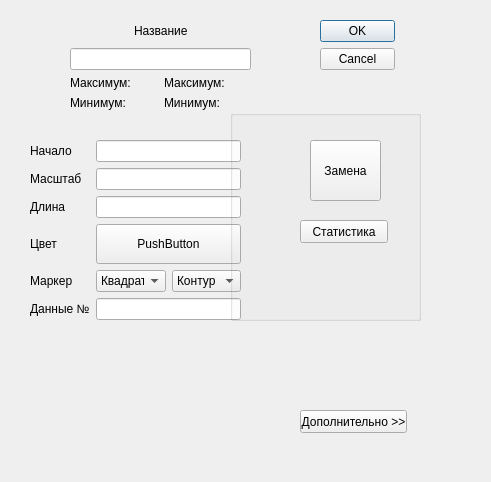
Qt form Dialogs/gaxe_dialog.ui (SukhoiRU/Graphics) before a commit.
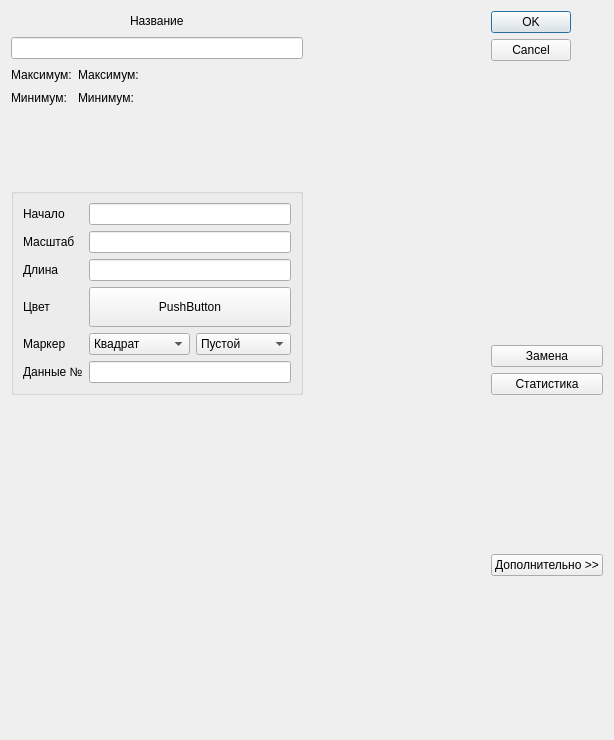
The same form after that commit.

Diff of the .ui file:
```diff
--- a/Dialogs/gaxe_dialog.ui
+++ b/Dialogs/gaxe_dialog.ui
@@ -6,90 +6,17 @@
    <rect>
     <x>0</x>
     <y>0</y>
-    <width>491</width>
-    <height>482</height>
+    <width>614</width>
+    <height>740</height>
    </rect>
   </property>
   <property name="windowTitle">
    <string>Настройка осей</string>
   </property>
-  <widget class="QDialogButtonBox" name="buttonBox">
-   <property name="geometry">
-    <rect>
-     <x>320</x>
-     <y>20</y>
-     <width>75</width>
-     <height>52</height>
-    </rect>
-   </property>
-   <property name="orientation">
-    <enum>Qt::Vertical</enum>
-   </property>
-   <property name="standardButtons">
-    <set>QDialogButtonBox::Cancel|QDialogButtonBox::Ok</set>
-   </property>
-  </widget>
-  <widget class="QGroupBox" name="groupBox">
-   <property name="geometry">
-    <rect>
-     <x>230</x>
-     <y>110</y>
-     <width>191</width>
-     <height>211</height>
-    </rect>
-   </property>
-   <property name="title">
-    <string/>
-   </property>
-  </widget>
-  <widget class="QPushButton" name="pushButton_2">
-   <property name="geometry">
-    <rect>
-     <x>300</x>
-     <y>410</y>
-     <width>107</width>
-     <height>23</height>
-    </rect>
-   </property>
-   <property name="text">
-    <string>Дополнительно &gt;&gt;</string>
-   </property>
-  </widget>
-  <widget class="QPushButton" name="pushButton_3">
-   <property name="geometry">
-    <rect>
-     <x>310</x>
-     <y>140</y>
-     <width>71</width>
-     <height>61</height>
-    </rect>
-   </property>
-   <property name="text">
-    <string>Замена</string>
-   </property>
-  </widget>
-  <widget class="QPushButton" name="pushButton_4">
-   <property name="geometry">
-    <rect>
-     <x>300</x>
-     <y>220</y>
-     <width>88</width>
-     <height>23</height>
-    </rect>
-   </property>
-   <property name="text">
-    <string>Статистика</string>
-   </property>
-  </widget>
-  <widget class="QWidget" name="">
-   <property name="geometry">
-    <rect>
-     <x>70</x>
-     <y>20</y>
-     <width>181</width>
-     <height>90</height>
-    </rect>
-   </property>
+  <layout class="QGridLayout" name="gridLayout_3">
+   <item row="0" column="0" rowspan="3">
+    <layout class="QVBoxLayout" name="verticalLayout_2">
+     <item>
    <layout class="QVBoxLayout" name="verticalLayout">
     <item>
      <layout class="QHBoxLayout" name="horizontalLayout">
@@ -140,13 +67,6 @@
         </property>
        </widget>
       </item>
-      <item row="0" column="1">
-       <widget class="QLabel" name="label_10">
-        <property name="text">
-         <string>Максимум:</string>
-        </property>
-       </widget>
-      </item>
       <item row="1" column="0">
        <widget class="QLabel" name="label_3">
         <property name="text">
@@ -161,33 +81,51 @@
         </property>
        </widget>
       </item>
-     </layout>
-    </item>
-   </layout>
-  </widget>
-  <widget class="QWidget" name="">
-   <property name="geometry">
-    <rect>
-     <x>30</x>
-     <y>140</y>
-     <width>211</width>
-     <height>201</height>
-    </rect>
-   </property>
+         <item row="0" column="1">
+          <widget class="QLabel" name="label_10">
+           <property name="text">
+            <string>Максимум:</string>
+           </property>
+          </widget>
+         </item>
+         <item row="0" column="2">
+          <spacer name="horizontalSpacer_3">
+           <property name="orientation">
+            <enum>Qt::Horizontal</enum>
+           </property>
+           <property name="sizeHint" stdset="0">
+            <size>
+             <width>40</width>
+             <height>20</height>
+            </size>
+           </property>
+          </spacer>
+         </item>
+         <item row="2" column="1">
+          <spacer name="verticalSpacer_2">
+           <property name="orientation">
+            <enum>Qt::Vertical</enum>
+           </property>
+           <property name="sizeHint" stdset="0">
+            <size>
+             <width>20</width>
+             <height>40</height>
+            </size>
+           </property>
+          </spacer>
+         </item>
+        </layout>
+       </item>
+      </layout>
+     </item>
+     <item>
+      <widget class="QGroupBox" name="groupBox">
+       <property name="title">
+        <string/>
+       </property>
+       <layout class="QVBoxLayout" name="verticalLayout">
+        <item>
    <layout class="QGridLayout" name="gridLayout">
-    <item row="6" column="0">
-     <spacer name="verticalSpacer">
-      <property name="orientation">
-       <enum>Qt::Vertical</enum>
-      </property>
-      <property name="sizeHint" stdset="0">
-       <size>
-        <width>20</width>
-        <height>40</height>
-       </size>
-      </property>
-     </spacer>
-    </item>
     <item row="3" column="0">
      <widget class="QLabel" name="label_7">
       <property name="text">
@@ -249,7 +187,7 @@
         </item>
         <item>
          <property name="text">
-          <string>Окружность</string>
+                <string>Круг</string>
          </property>
         </item>
         <item>
@@ -273,7 +211,7 @@
        <widget class="QComboBox" name="comboBox_2">
         <item>
          <property name="text">
-          <string>Контур</string>
+                <string>Пустой</string>
          </property>
         </item>
         <item>
@@ -283,7 +221,7 @@
         </item>
         <item>
          <property name="text">
-          <string>Заливка</string>
+                <string>С контуром</string>
          </property>
         </item>
        </widget>
@@ -308,31 +246,78 @@
      </widget>
     </item>
    </layout>
-  </widget>
-  <zorder>groupBox</zorder>
+        </item>
+       </layout>
+      </widget>
+     </item>
+    </layout>
+   </item>
+   <item row="3" column="2">
+    <widget class="QPushButton" name="pushButton_2">
+     <property name="text">
+      <string>Дополнительно &gt;&gt;</string>
+     </property>
+    </widget>
+   </item>
+   <item row="2" column="2">
+    <widget class="QPushButton" name="pushButton_4">
+     <property name="text">
+      <string>Статистика</string>
+     </property>
+    </widget>
+   </item>
+   <item row="0" column="2">
+    <widget class="QDialogButtonBox" name="buttonBox">
+     <property name="orientation">
+      <enum>Qt::Vertical</enum>
+     </property>
+     <property name="standardButtons">
+      <set>QDialogButtonBox::Cancel|QDialogButtonBox::Ok</set>
+     </property>
+    </widget>
+   </item>
+   <item row="0" column="1">
+    <spacer name="horizontalSpacer_4">
+     <property name="orientation">
+      <enum>Qt::Horizontal</enum>
+     </property>
+     <property name="sizeHint" stdset="0">
+      <size>
+       <width>205</width>
+       <height>326</height>
+      </size>
+     </property>
+    </spacer>
+   </item>
+   <item row="1" column="2">
+    <widget class="QPushButton" name="pushButton_3">
+     <property name="text">
+      <string>Замена</string>
+     </property>
+    </widget>
+   </item>
+   <item row="3" column="0">
+    <spacer name="verticalSpacer">
+     <property name="orientation">
+      <enum>Qt::Vertical</enum>
+     </property>
+     <property name="sizeHint" stdset="0">
+      <size>
+       <width>20</width>
+       <height>40</height>
+      </size>
+     </property>
+    </spacer>
+   </item>
+  </layout>
+  <zorder>layoutWidget</zorder>
   <zorder>buttonBox</zorder>
-  <zorder>pushButton</zorder>
-  <zorder>lineEdit</zorder>
-  <zorder>label</zorder>
-  <zorder>label_2</zorder>
-  <zorder>label_3</zorder>
-  <zorder>label_4</zorder>
-  <zorder>lineEdit_2</zorder>
-  <zorder>lineEdit_3</zorder>
-  <zorder>label_5</zorder>
-  <zorder>lineEdit_4</zorder>
-  <zorder>label_6</zorder>
-  <zorder>label_7</zorder>
   <zorder>pushButton_2</zorder>
   <zorder>pushButton_3</zorder>
   <zorder>pushButton_4</zorder>
-  <zorder>comboBox</zorder>
-  <zorder>comboBox_2</zorder>
-  <zorder>label_10</zorder>
-  <zorder>label_11</zorder>
-  <zorder>label</zorder>
-  <zorder>horizontalSpacer</zorder>
-  <zorder>horizontalSpacer_2</zorder>
+  <zorder>groupBox</zorder>
+  <zorder>horizontalSpacer_4</zorder>
+  <zorder>verticalSpacer</zorder>
  </widget>
  <resources/>
  <connections>
```
Lines whose indentation alone changed are shown as unchanged.
